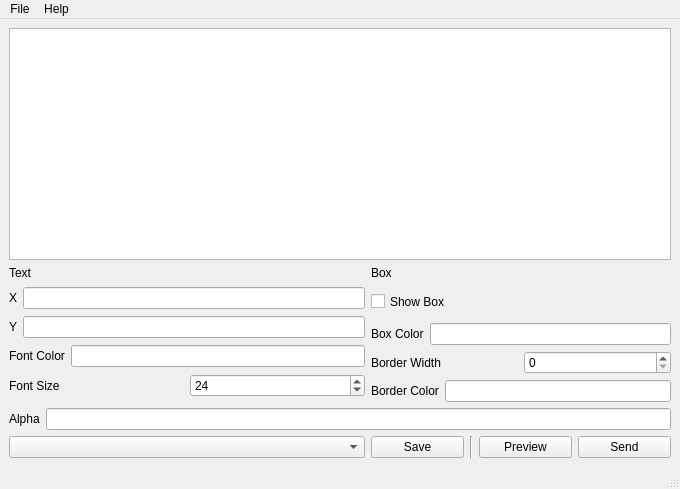
Before: the Qt Designer form client/messenger.ui in ffplayout/ffplayout-messenger, drawn with Qt 5.
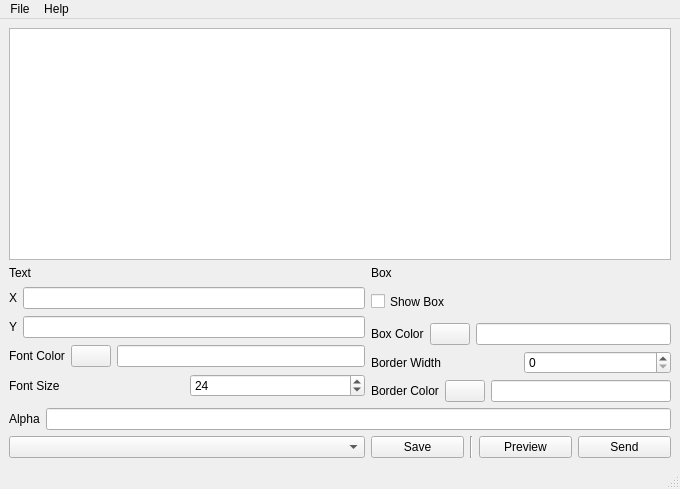
After: the same form once the commit is applied.

Commit message: add color bottons, get values from form

Patch:
```diff
--- a/client/messenger.ui
+++ b/client/messenger.ui
@@ -71,6 +71,25 @@
           </property>
          </widget>
         </item>
+        <item>
+         <widget class="QPushButton" name="botton_font_color">
+          <property name="minimumSize">
+           <size>
+            <width>40</width>
+            <height>0</height>
+           </size>
+          </property>
+          <property name="maximumSize">
+           <size>
+            <width>40</width>
+            <height>16777215</height>
+           </size>
+          </property>
+          <property name="text">
+           <string/>
+          </property>
+         </widget>
+        </item>
         <item>
          <widget class="QLineEdit" name="text_font_color"/>
         </item>
@@ -120,6 +139,25 @@
           </property>
          </widget>
         </item>
+        <item>
+         <widget class="QPushButton" name="botton_box_color">
+          <property name="minimumSize">
+           <size>
+            <width>40</width>
+            <height>0</height>
+           </size>
+          </property>
+          <property name="maximumSize">
+           <size>
+            <width>40</width>
+            <height>16777215</height>
+           </size>
+          </property>
+          <property name="text">
+           <string/>
+          </property>
+         </widget>
+        </item>
         <item>
          <widget class="QLineEdit" name="text_box_color"/>
         </item>
@@ -148,6 +186,25 @@
           </property>
          </widget>
         </item>
+        <item>
+         <widget class="QPushButton" name="botton_border_color">
+          <property name="minimumSize">
+           <size>
+            <width>40</width>
+            <height>0</height>
+           </size>
+          </property>
+          <property name="maximumSize">
+           <size>
+            <width>40</width>
+            <height>16777215</height>
+           </size>
+          </property>
+          <property name="text">
+           <string/>
+          </property>
+         </widget>
+        </item>
         <item>
          <widget class="QLineEdit" name="text_border_color">
           <property name="enabled">
```
The commit also changes 1 other file.
